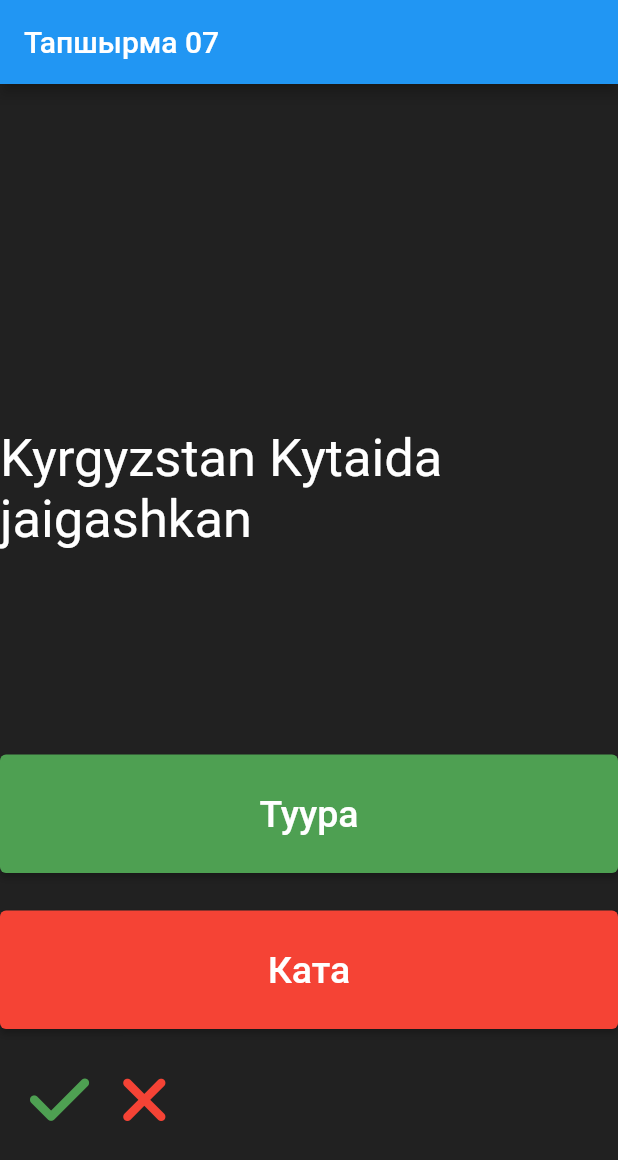
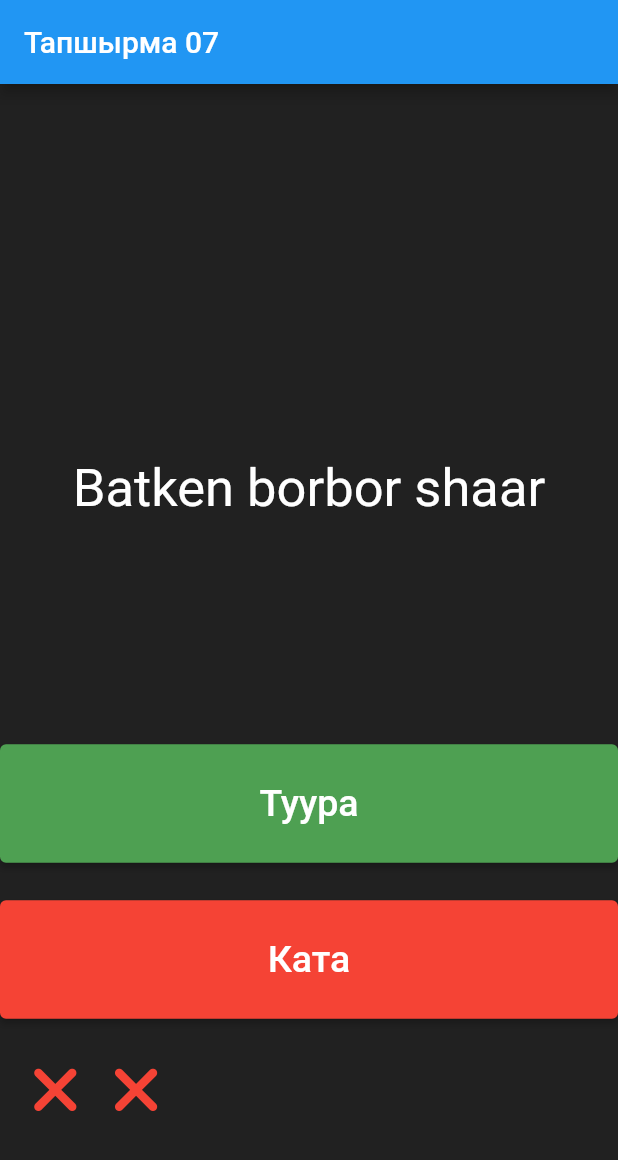
Before and after one commit to JanibekJali/Kurs-6---Test-App, a Flutter app: the screen it shows after launch, after a tap on "Туура", after a tap on "Ката", on a phone screen of 412 x 824 dp. Shown: the top 1160 px of the screen. Run offline on Flutter 3.47's test engine with Material 2 defaults, Android fonts, the phone set to English and light mode, and no system bars; our stand-ins replace font_awesome_flutter.

```diff
--- a/lib/main.dart
+++ b/lib/main.dart
@@ -13,21 +13,11 @@ void main() {
 class MyApp extends StatelessWidget {
   const MyApp({Key key}) : super(key: key);
 
-  // This widget is the root of your application.
   @override
   Widget build(BuildContext context) {
     return MaterialApp(
       title: 'Flutter Demo',
       theme: ThemeData(
-        // This is the theme of your application.
-        //
-        // Try running your application with "flutter run". You'll see the
-        // application has a blue toolbar. Then, without quitting the app, try
-        // changing the primarySwatch below to Colors.green and then invoke
-        // "hot reload" (press "r" in the console where you ran "flutter run",
-        // or simply save your changes to "hot reload" in a Flutter IDE).
-        // Notice that the counter didn't reset back to zero; the application
-        // is not restarted.
         primarySwatch: Colors.blue,
       ),
       home: const QuizPage(),
@@ -43,7 +33,8 @@ class QuizPage extends StatefulWidget {
 }
 
 class _QuizPageState extends State<QuizPage> {
-  List<Widget> icons = <Widget>[];
+  String suroo;
+  bool buttubuIndicator;
 
   Widget tuuraIkonka = const Padding(
       padding: EdgeInsets.only(left: 20.0),
@@ -61,11 +52,26 @@ class _QuizPageState extends State<QuizPage> {
       size: 45.0,
     ),
   );
+  //userAnswered
+  List<Widget> ikonkalar = <Widget>[];
+  void koldonuuchuJoopBerdi(bool koldonuuchununJoobu) {
+    bool tuuraJooptor = suroonunMeesi.jooptuAlipKel();
+    if (koldonuuchununJoobu == tuuraJooptor) {
+      ikonkalar.add(tuuraIkonka);
+    } else {
+      ikonkalar.add(kataIkonka);
+    }
+    suroonunMeesi.suroonuOtkoz();
+    suroo = suroonunMeesi.suroonuAlipkel();
+    if (suroo == 'Buttu') {
+      buttubuIndicator = true;
+    }
+    setState(() {});
+  }
 
-  String suroo;
   @override
   void initState() {
-    suroo = SuroonunMeesi().suroonuAlipkel();
+    suroo = suroonunMeesi.suroonuAlipkel();
     super.initState();
   }
 
@@ -88,14 +94,25 @@ class _QuizPageState extends State<QuizPage> {
               suroo ?? 'Suroo bosh',
               style: const TextStyle(fontSize: 35.0, color: Colors.white),
             ),
+            if (buttubuIndicator == true)
+              CustomButton(
+                text: 'Kairadan Bashta',
+                onPressed: () {
+                  suroonunMeesi.kairaBashta();
+                  suroo = suroonunMeesi.suroonuAlipkel();
+                  buttubuIndicator = false;
+                  ikonkalar = [];
+                  setState(() {});
+                },
+              )
+            else
               Column(
                 children: [
                   CustomButton(
                     text: 'Туура',
                     tus: const Color(0xff4EA052),
                     onPressed: () {
-                    setState(() {});
-                    icons.add(tuuraIkonka);
+                      koldonuuchuJoopBerdi(true);
                     },
                   ),
                   const SizedBox(
@@ -105,16 +122,14 @@ class _QuizPageState extends State<QuizPage> {
                     text: 'Ката',
                     tus: const Color(0xffF54335),
                     onPressed: () {
-                    setState(() {
-                      icons.add(kataIkonka);
-                    });
+                      koldonuuchuJoopBerdi(false);
                     },
                   ),
                   const SizedBox(
                     height: 25.0,
                   ),
                   Row(
-                  children: icons,
+                    children: ikonkalar,
                   )
                 ],
               )
--- a/lib/suroonun_meesi.dart
+++ b/lib/suroonun_meesi.dart
@@ -1,14 +1,35 @@
+import 'dart:developer';
+
 import 'package:quiz_application/suroo_modeli.dart';
 
 class SuroonunMeesi {
   int _index = 0;
   List<SurooModeli> suroolorJanaJooptar = <SurooModeli>[
-    SurooModeli(suroo: 'Kyrgyzstan Kytaida jaigashkan', joop: false),
-    SurooModeli(suroo: 'Kyrgyzstan egemenduu olko', joop: true),
-    SurooModeli(suroo: 'Batken borbor shaar', joop: false),
+    SurooModeli(suroo: 'Kyrgyzstan Kytaida jaigashkan', joop: false), // 0
+    SurooModeli(suroo: 'Kyrgyzstan egemenduu olko', joop: true), // 1
+    SurooModeli(suroo: 'Batken borbor shaar', joop: false), // 2
   ];
 
   String suroonuAlipkel() {
-    return suroolorJanaJooptar[_index].suroo;
+    if (_index < suroolorJanaJooptar.length) {
+      return suroolorJanaJooptar[_index].suroo;
+    } else {
+      return 'Buttu';
+    }
+  }
+
+  bool jooptuAlipKel() {
+    return suroolorJanaJooptar[_index].joop;
+  }
+
+  void suroonuOtkoz() {
+    _index++;
+  }
+
+  // reset
+  void kairaBashta() {
+    _index = 0;
   }
 }
+
+SuroonunMeesi suroonunMeesi = SuroonunMeesi();
```
Lines whose indentation alone changed are shown as unchanged.
